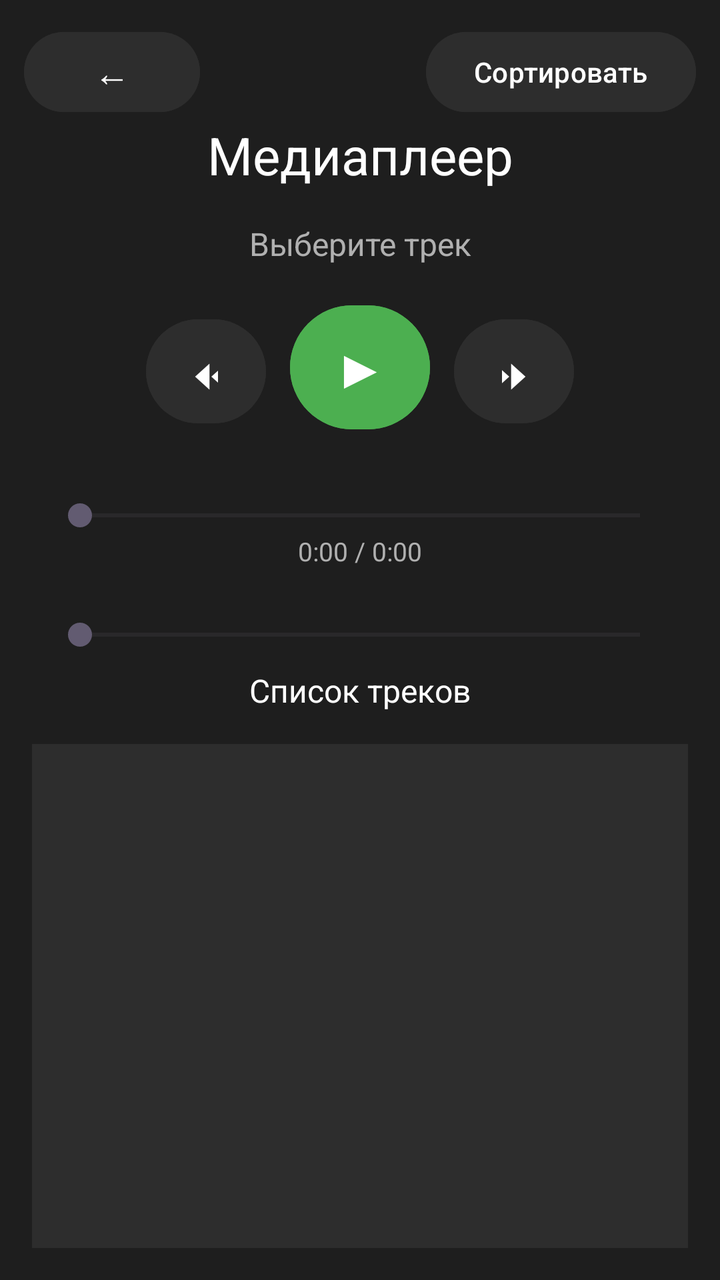
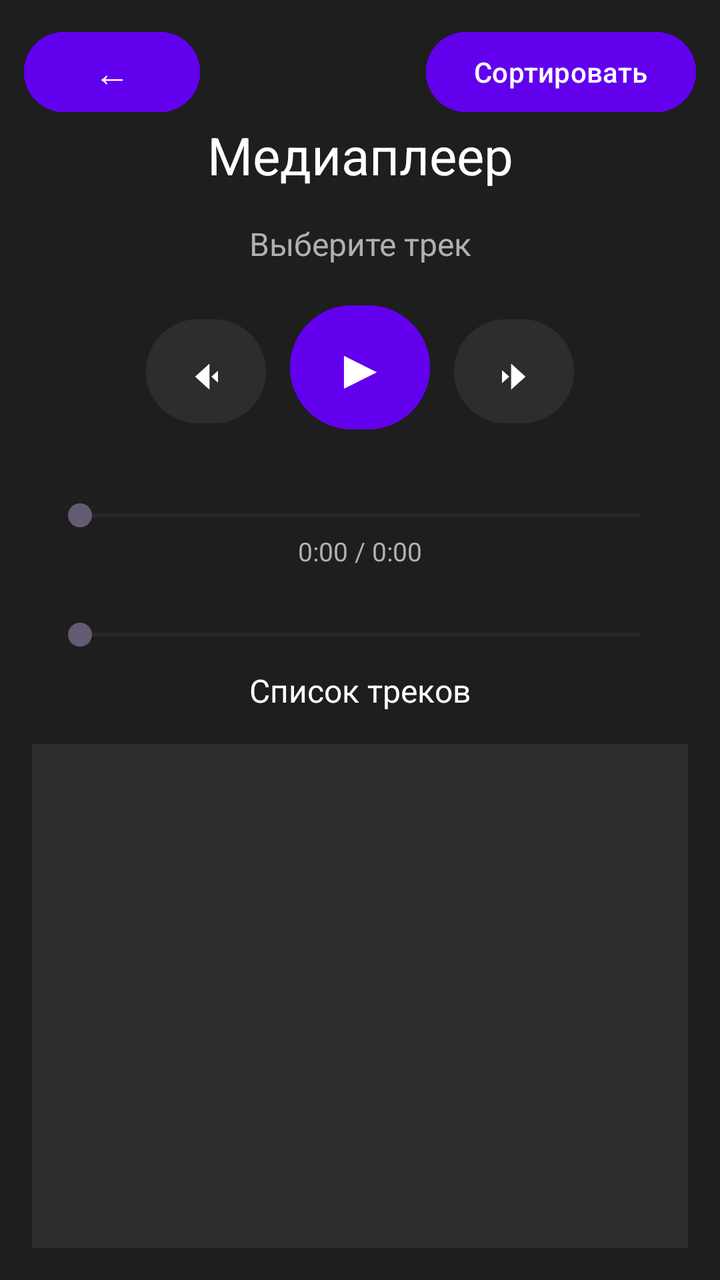

Screens rendered from an Android XML layout before and after an edit, with the pre-edit source and the edit as a unified diff.
<!-- AndroidManifest.xml: application theme Theme.MyApplication -->
<!-- res/layout/activity_media_player.xml -->
<?xml version="1.0" encoding="utf-8"?>
<androidx.constraintlayout.widget.ConstraintLayout
    xmlns:android="http://schemas.android.com/apk/res/android"
    xmlns:app="http://schemas.android.com/apk/res-auto"
    android:layout_width="match_parent"
    android:layout_height="match_parent"
    android:background="#1E1E1E">

    <Button
        android:id="@+id/btnBackToMenu"
        android:layout_width="wrap_content"
        android:layout_height="wrap_content"
        android:text="←"
        android:textSize="18sp"
        android:backgroundTint="#2D2D2D"
        android:textColor="#FFFFFF"
        android:layout_margin="12dp"
        app:layout_constraintStart_toStartOf="parent"
        app:layout_constraintTop_toTopOf="parent"/>

    <Button
        android:id="@+id/btnSort"
        android:layout_width="wrap_content"
        android:layout_height="wrap_content"
        android:text="Сортировать"
        android:textSize="14sp"
        android:backgroundTint="#2D2D2D"
        android:textColor="#FFFFFF"
        android:layout_margin="12dp"
        app:layout_constraintEnd_toEndOf="parent"
        app:layout_constraintTop_toTopOf="parent"/>

    <TextView
        android:id="@+id/tvTitle"
        android:layout_width="wrap_content"
        android:layout_height="wrap_content"
        android:text="Медиаплеер"
        android:textSize="26sp"
        android:textColor="#FFFFFF"
        android:layout_marginTop="60dp"
        app:layout_constraintTop_toTopOf="parent"
        app:layout_constraintStart_toStartOf="parent"
        app:layout_constraintEnd_toEndOf="parent"/>

    <TextView
        android:id="@+id/tvTrackName"
        android:layout_width="0dp"
        android:layout_height="wrap_content"
        android:text="Выберите трек"
        android:textSize="16sp"
        android:textColor="#B0B0B0"
        android:gravity="center"
        android:layout_margin="16dp"
        app:layout_constraintTop_toBottomOf="@id/tvTitle"
        app:layout_constraintStart_toStartOf="parent"
        app:layout_constraintEnd_toEndOf="parent"/>

    <LinearLayout
        android:id="@+id/controlsLayout"
        android:layout_width="wrap_content"
        android:layout_height="wrap_content"
        android:orientation="horizontal"
        android:layout_marginTop="10dp"
        app:layout_constraintTop_toBottomOf="@id/tvTrackName"
        app:layout_constraintStart_toStartOf="parent"
        app:layout_constraintEnd_toEndOf="parent">

        <Button
            android:id="@+id/btnPrevious"
            android:layout_width="60dp"
            android:layout_height="60dp"
            android:text="⏮"
            android:textSize="22sp"
            android:backgroundTint="#2D2D2D"
            android:textColor="#FFFFFF"
            android:layout_margin="6dp"/>

        <Button
            android:id="@+id/btnPlayPause"
            android:layout_width="70dp"
            android:layout_height="70dp"
            android:text="▶"
            android:textSize="28sp"
            android:backgroundTint="#4CAF50"
            android:textColor="#FFFFFF"
            android:layout_margin="6dp"/>

        <Button
            android:id="@+id/btnNext"
            android:layout_width="60dp"
            android:layout_height="60dp"
            android:text="⏭"
            android:textSize="22sp"
            android:backgroundTint="#2D2D2D"
            android:textColor="#FFFFFF"
            android:layout_margin="6dp"/>
    </LinearLayout>

    <SeekBar
        android:id="@+id/seekBar"
        android:layout_width="0dp"
        android:layout_height="wrap_content"
        android:layout_margin="24dp"
        app:layout_constraintTop_toBottomOf="@id/controlsLayout"
        app:layout_constraintStart_toStartOf="parent"
        app:layout_constraintEnd_toEndOf="parent"/>

    <TextView
        android:id="@+id/tvTime"
        android:layout_width="wrap_content"
        android:layout_height="wrap_content"
        android:text="0:00 / 0:00"
        android:textSize="13sp"
        android:textColor="#B0B0B0"
        app:layout_constraintTop_toBottomOf="@id/seekBar"
        app:layout_constraintStart_toStartOf="parent"
        app:layout_constraintEnd_toEndOf="parent"/>

    <SeekBar
        android:id="@+id/volumeSeekBar"
        android:layout_width="0dp"
        android:layout_height="wrap_content"
        android:layout_margin="24dp"
        app:layout_constraintTop_toBottomOf="@id/tvTime"
        app:layout_constraintStart_toStartOf="parent"
        app:layout_constraintEnd_toEndOf="parent"/>

    <TextView
        android:id="@+id/tvPlaylistTitle"
        android:layout_width="wrap_content"
        android:layout_height="wrap_content"
        android:text="Список треков"
        android:textSize="16sp"
        android:textColor="#FFFFFF"
        android:layout_marginTop="8dp"
        app:layout_constraintTop_toBottomOf="@id/volumeSeekBar"
        app:layout_constraintStart_toStartOf="parent"
        app:layout_constraintEnd_toEndOf="parent"/>

    <ListView
        android:id="@+id/lvPlaylist"
        android:layout_width="0dp"
        android:layout_height="0dp"
        android:layout_margin="16dp"
        android:background="#2D2D2D"
        android:divider="#404040"
        android:dividerHeight="1dp"
        app:layout_constraintTop_toBottomOf="@id/tvPlaylistTitle"
        app:layout_constraintBottom_toBottomOf="parent"
        app:layout_constraintStart_toStartOf="parent"
        app:layout_constraintEnd_toEndOf="parent"/>

</androidx.constraintlayout.widget.ConstraintLayout>
<!-- resources referenced by this layout -->
<resources>
  <style name="Theme.MyApplication" parent="Base.Theme.MyApplication" />
  <style name="Base.Theme.MyApplication" parent="Theme.Material3.DayNight.NoActionBar">
          
          
      </style>
</resources>

<!-- the commit's change to res/layout/activity_media_player.xml (unified diff, before → after) -->
@@ -12,7 +12,7 @@
         android:layout_height="wrap_content"
         android:text="←"
         android:textSize="18sp"
-        android:backgroundTint="#2D2D2D"
+        android:backgroundTint="#6200EE"
         android:textColor="#FFFFFF"
         android:layout_margin="12dp"
         app:layout_constraintStart_toStartOf="parent"
@@ -24,7 +24,7 @@
         android:layout_height="wrap_content"
         android:text="Сортировать"
         android:textSize="14sp"
-        android:backgroundTint="#2D2D2D"
+        android:backgroundTint="#6200EE"
         android:textColor="#FFFFFF"
         android:layout_margin="12dp"
         app:layout_constraintEnd_toEndOf="parent"
@@ -81,7 +81,7 @@
             android:layout_height="70dp"
             android:text="▶"
             android:textSize="28sp"
-            android:backgroundTint="#4CAF50"
+            android:backgroundTint="#6200EE"
             android:textColor="#FFFFFF"
             android:layout_margin="6dp"/>
 
